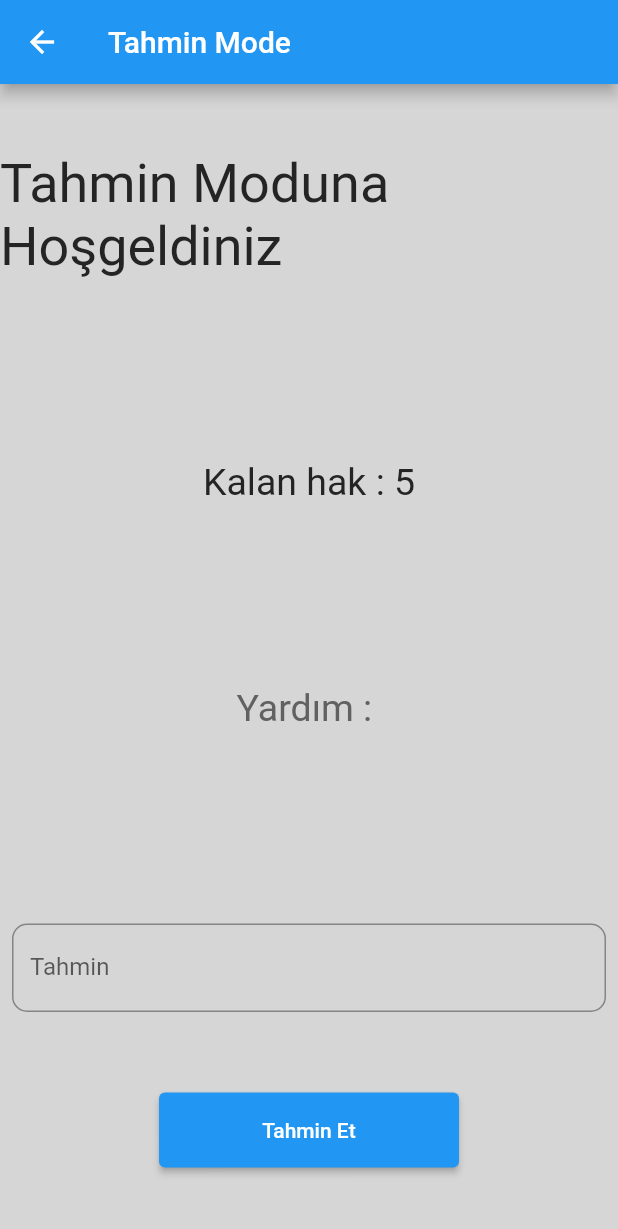
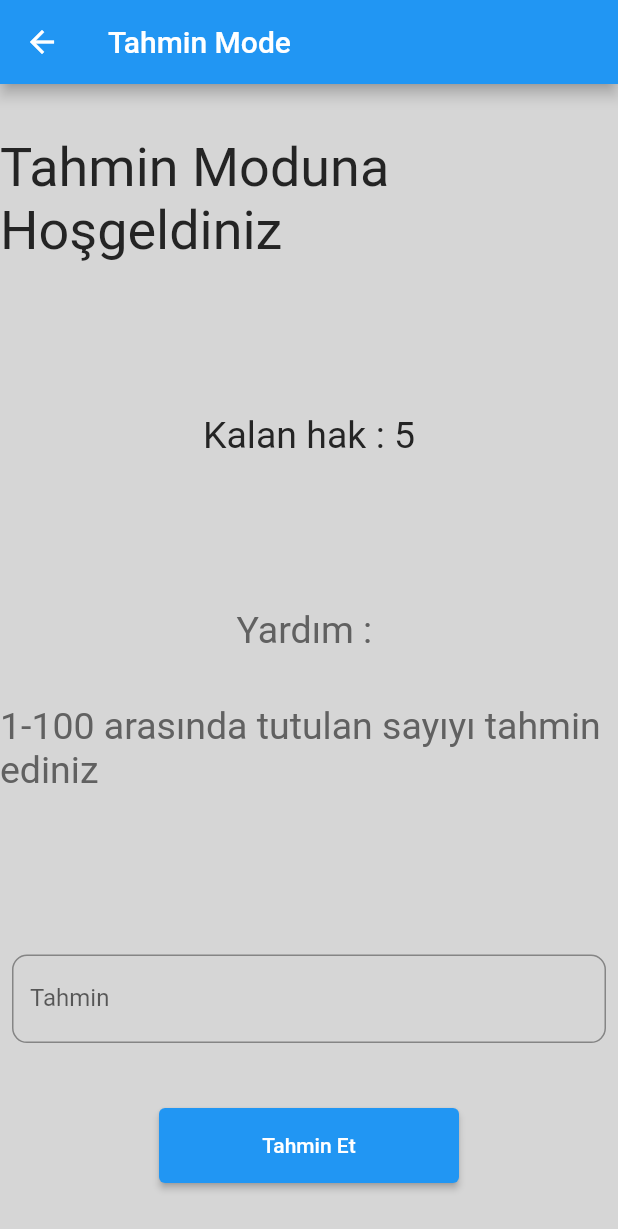
Before and after one commit to keyvanarasteh/GameStar, a Flutter app: the TahminDesktop screen opened directly, on a phone screen of 412 x 824 dp. Shown: the top 1229 px of the screen. Run offline on Flutter 3.47's test engine with Material 2 defaults, Android fonts, the phone set to English and light mode, and no system bars.

Commit message:
Add text

```diff
--- a/flutter_final/lib/Work Process/tahmin_et_desktop.dart
+++ b/flutter_final/lib/Work Process/tahmin_et_desktop.dart
@@ -52,6 +52,10 @@ class _TahminDesktopState extends State<TahminDesktop> {
               ),
               Text(
                 "Yardım : $yonlendirme",
+                style: TextStyle(color: secondColor, fontSize: 25),
+              ),
+              Text(
+                "1-100 arasında tutulan sayıyı tahmin ediniz",
                 style: TextStyle(color: secondColor, fontSize: 25),
               ),
               SizedBox(
```
